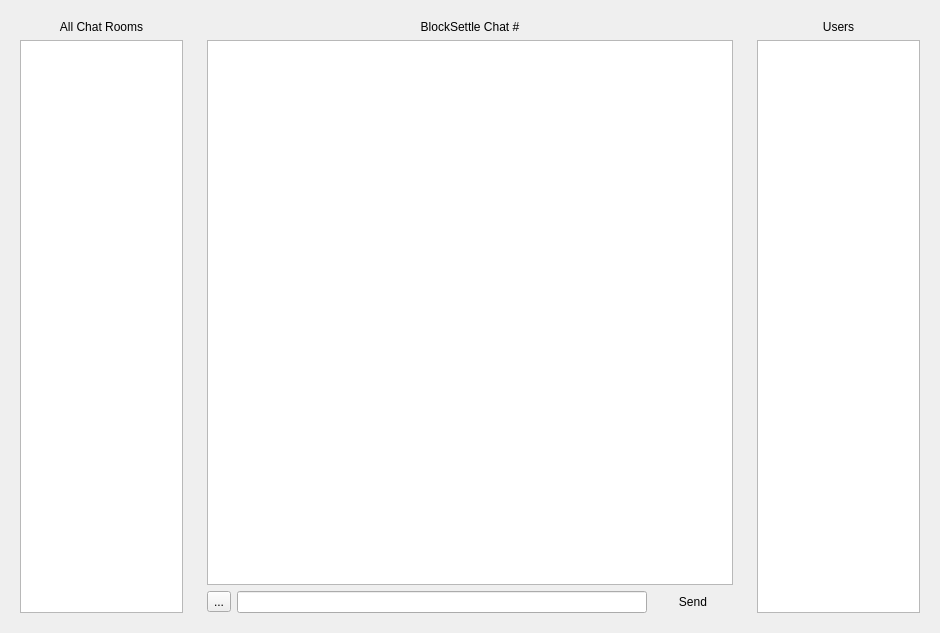
First picture: the form in BlockSettleUILib/ChatWidget.ui, repository BlockSettle/terminal, before the edit.
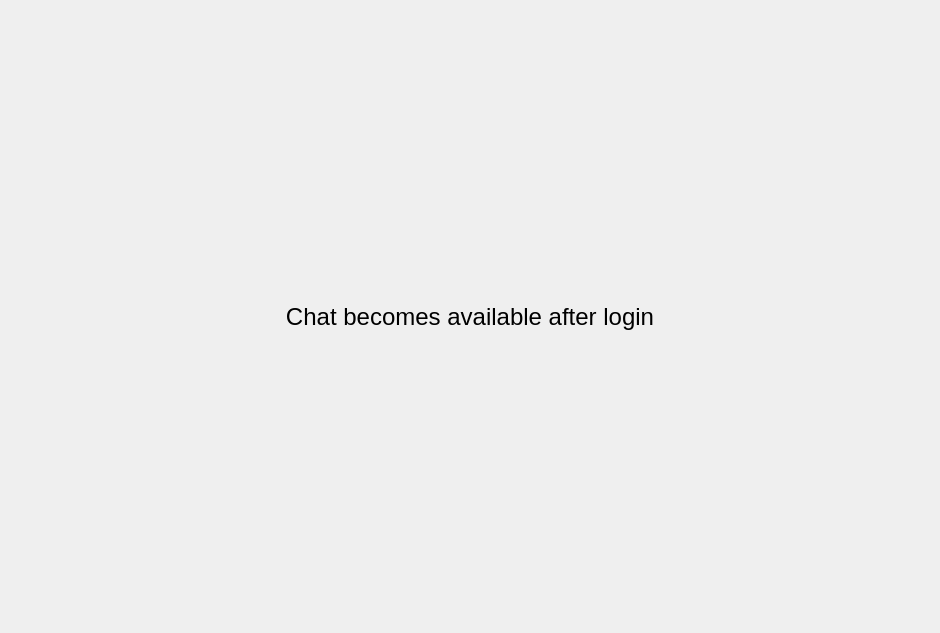
Second picture: the form after the edit.

Commit message: Send message request implemented. Disable chat before login.

Patch:
```diff
--- a/BlockSettleUILib/ChatWidget.ui
+++ b/BlockSettleUILib/ChatWidget.ui
@@ -13,7 +13,30 @@
   <property name="windowTitle">
    <string>Form</string>
   </property>
-  <layout class="QHBoxLayout" name="horizontalLayout_2" stretch="2,6,2">
+  <layout class="QHBoxLayout" name="horizontalLayout_2">
+   <item>
+    <widget class="QStackedWidget" name="stackedWidget">
+     <widget class="QWidget" name="page">
+      <layout class="QVBoxLayout" name="verticalLayout_5">
+       <item>
+        <widget class="QLabel" name="label_4">
+         <property name="font">
+          <font>
+           <pointsize>18</pointsize>
+          </font>
+         </property>
+         <property name="text">
+          <string>Chat becomes available after login</string>
+         </property>
+         <property name="alignment">
+          <set>Qt::AlignCenter</set>
+         </property>
+        </widget>
+       </item>
+      </layout>
+     </widget>
+     <widget class="QWidget" name="pageActive">
+      <layout class="QHBoxLayout" name="horizontalLayout_3" stretch="2,6,2">
    <item>
     <widget class="QFrame" name="roomsFrame">
      <property name="headerPanel" stdset="0">
@@ -121,6 +144,10 @@
        <widget class="QTreeView" name="treeView_Users"/>
       </item>
      </layout>
+        </widget>
+       </item>
+      </layout>
+     </widget>
     </widget>
    </item>
   </layout>
```
Lines whose indentation alone changed are shown as unchanged. The commit also changes 11 other files.
